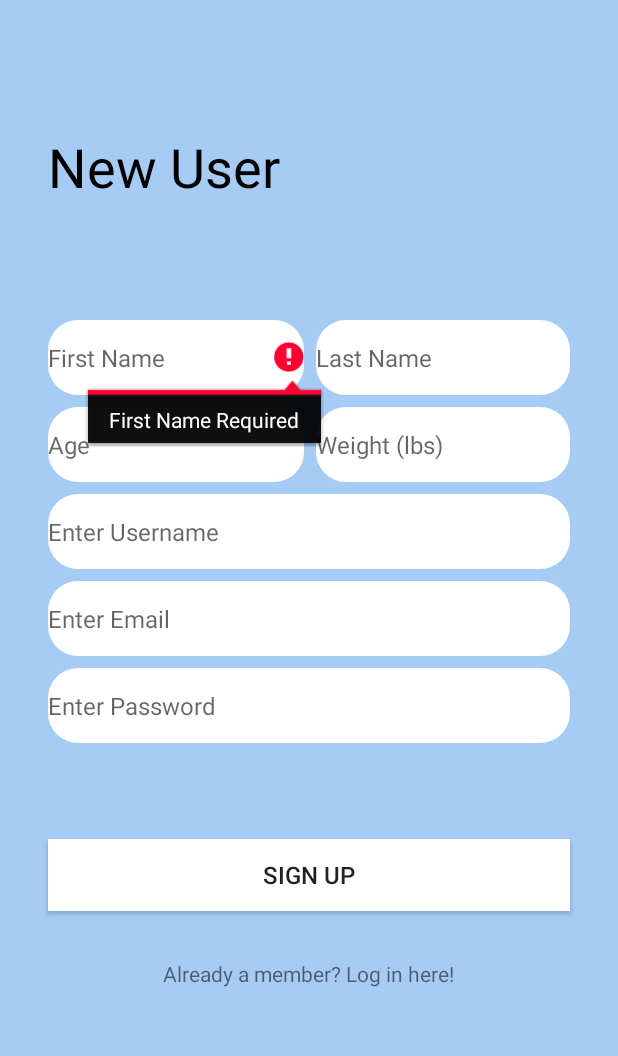
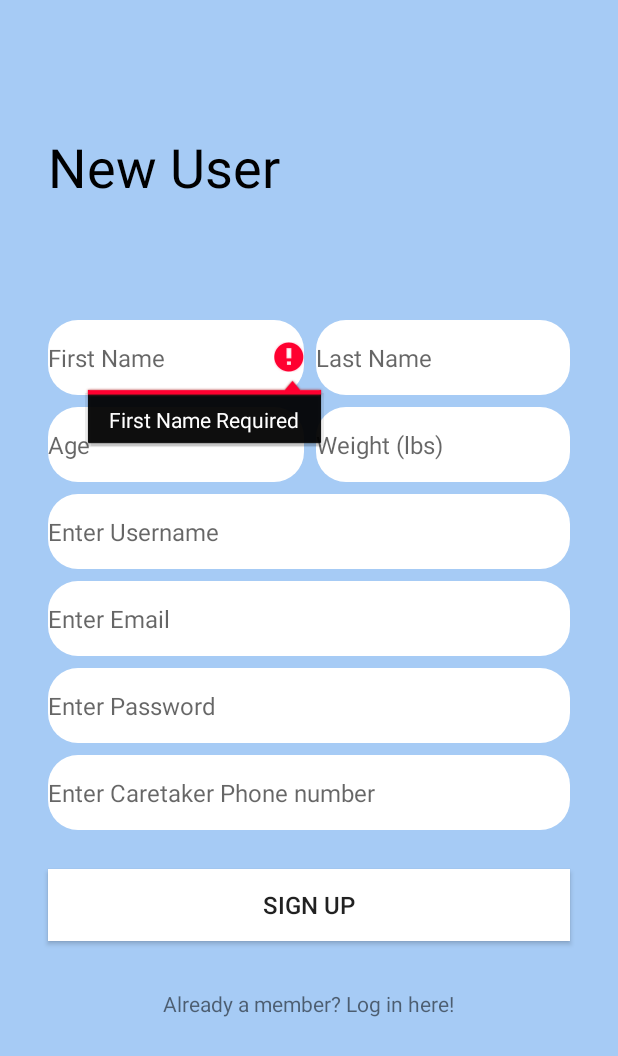
Before and after one commit to jando16407/SoftwareDev_Mobile_Devices, an Android app: the screen it shows after launch (MainActivity), after a tap on "SIGN UP", on a phone screen of 412 x 824 dp. Shown: the top 1056 px of the screen. Run offline under Robolectric (Android 15) with nearby library versions, the phone set to English and light mode, and no system bars; our stand-ins replace Firebase (no records; nobody signed in at launch, a user with empty details on screens opened directly).

Commit message:
caretaker_phonenumber

```diff
--- a/Fitness_App/app/build.gradle
+++ b/Fitness_App/app/build.gradle
@@ -37,4 +37,5 @@ dependencies {
     implementation 'com.google.firebase:firebase-auth:17.0.0'
     implementation 'com.google.android.gms:play-services-auth:16.0.1'
     implementation 'com.google.firebase:firebase-database:17.0.0'
+    implementation 'androidx.annotation:annotation:1.1.0'
 }
--- a/Fitness_App/app/src/main/java/com/jando/fitness_app/AccountSettingsActivity.java
+++ b/Fitness_App/app/src/main/java/com/jando/fitness_app/AccountSettingsActivity.java
@@ -40,7 +40,7 @@ public class AccountSettingsActivity extends AppCompatActivity {
     private DatabaseReference usersRef;
     private Button buttonEmail;
     private Button buttonPassword;
-    final User userInfo = new User("", "", "", "", "");
+    final User userInfo = new User("", "", "", "", "", "");
     FirebaseUser user = null;
 
     /** What happens when activity is started */
--- a/Fitness_App/app/src/main/java/com/jando/fitness_app/ElderMapLocation.java
+++ b/Fitness_App/app/src/main/java/com/jando/fitness_app/ElderMapLocation.java
@@ -4,7 +4,6 @@ import android.location.LocationListener;
 import android.location.LocationManager;
 import android.os.Bundle;
 
-import androidx.annotation.NonNull;
 import androidx.fragment.app.FragmentActivity;
 
 import com.google.android.gms.auth.api.signin.GoogleSignIn;
--- a/Fitness_App/app/src/main/java/com/jando/fitness_app/MainActivity.java
+++ b/Fitness_App/app/src/main/java/com/jando/fitness_app/MainActivity.java
@@ -3,8 +3,6 @@ package com.jando.fitness_app;
 import android.app.ProgressDialog;
 import android.content.Context;
 import android.content.Intent;
-import androidx.annotation.NonNull;
-import androidx.appcompat.app.AppCompatActivity;
 import android.os.Bundle;
 import android.text.TextUtils;
 import android.util.Patterns;
@@ -16,17 +14,19 @@ import android.widget.EditText;
 import android.widget.TextView;
 import android.widget.Toast;
 
-import com.google.firebase.database.DataSnapshot;
-import com.google.firebase.database.DatabaseError;
-import com.google.firebase.database.ValueEventListener;
-import com.jando.fitness_app.Model.User;
+import androidx.appcompat.app.AppCompatActivity;
+
 import com.google.android.gms.tasks.OnCompleteListener;
 import com.google.android.gms.tasks.Task;
 import com.google.firebase.auth.AuthResult;
 import com.google.firebase.auth.FirebaseAuth;
 import com.google.firebase.auth.FirebaseUser;
+import com.google.firebase.database.DataSnapshot;
+import com.google.firebase.database.DatabaseError;
 import com.google.firebase.database.DatabaseReference;
 import com.google.firebase.database.FirebaseDatabase;
+import com.google.firebase.database.ValueEventListener;
+import com.jando.fitness_app.Model.User;
 
 public class MainActivity extends AppCompatActivity {
 
@@ -39,6 +39,7 @@ public class MainActivity extends AppCompatActivity {
     private EditText editTextUsername;
     private EditText editTextEmail;
     private EditText editTextPassword;
+    private EditText editTextCaretakerPhone;
 
     private TextView textViewSignin;
 
@@ -73,6 +74,7 @@ public class MainActivity extends AppCompatActivity {
         editTextUsername = findViewById(R.id.editTextUsername);
         editTextEmail = findViewById(R.id.editTextEmail);
         editTextPassword = findViewById(R.id.editTextInputPassword);
+        editTextCaretakerPhone = findViewById(R.id.editTextCaretakerPhone);
 
         textViewSignin = findViewById(R.id.textViewSignUp);
 
@@ -99,7 +101,8 @@ public class MainActivity extends AppCompatActivity {
                             editTextFirstName.getText().toString(),
                             editTextLastName.getText().toString(),
                             editTextAge.getText().toString(),
-                            editTextWeight.getText().toString());
+                            editTextWeight.getText().toString(),
+                            editTextCaretakerPhone.getText().toString());
 
                     //Stores User object inside database using email as label
                     usersRef.addListenerForSingleValueEvent(new ValueEventListener() {
@@ -153,13 +156,15 @@ public class MainActivity extends AppCompatActivity {
         //String username = editTextUsername.getText().toString().trim();
         String email = editTextEmail.getText().toString().trim();
         String password = editTextPassword.getText().toString().trim();
+        String CaretakerPhonenumber = editTextCaretakerPhone.getText().toString().trim();
 
         //Gets all information to be stored in database
         final User user = new User(editTextEmail.getText().toString(),
                 editTextFirstName.getText().toString(),
                 editTextLastName.getText().toString(),
                 editTextAge.getText().toString(),
-                editTextWeight.getText().toString());
+                editTextWeight.getText().toString(),
+                editTextCaretakerPhone.getText().toString());
 
         //Errors if any field is incorrectly filled out
         if (TextUtils.isEmpty(firstname)) {
@@ -202,6 +207,11 @@ public class MainActivity extends AppCompatActivity {
         if (TextUtils.isEmpty(password) || password.length() < 6) {
             editTextPassword.setError("Password must be 6 characters long");
             editTextPassword.requestFocus();
+            return;
+        }
+        if (TextUtils.isEmpty(CaretakerPhonenumber)) {
+            editTextCaretakerPhone.setError("Phone number Required");
+            editTextCaretakerPhone.requestFocus();
             return;
         }
 
--- a/Fitness_App/app/src/main/java/com/jando/fitness_app/Model/User.java
+++ b/Fitness_App/app/src/main/java/com/jando/fitness_app/Model/User.java
@@ -2,20 +2,21 @@ package com.jando.fitness_app.Model;
 
 public class User {
 
-    private String email, firstname, lastname, age, weight;
+    private String email, firstname, lastname, age, weight, CaretakerPhonenumber;
 
     public User() {
 
     }
 
     public User( String email, String firstname,
-                String lastname, String age, String weight) {
+                String lastname, String age, String weight, String CaretakerPhonenumber) {
         //this.username = username;
         this.email = email;
         this.firstname = firstname;
         this.lastname = lastname;
         this.age = age;
         this.weight = weight;
+        this.CaretakerPhonenumber = CaretakerPhonenumber;
     }
 
     /*public String getUsername() {
@@ -55,4 +56,12 @@ public class User {
     public void setWeight(String input) {
             this.weight = input;
     }
+
+    public String getCaretakerPhonenumber() {
+        return CaretakerPhonenumber;
+    }
+    public void setCaretakerPhonenumber(String input) {
+        this.CaretakerPhonenumber = input;
+    }
+
 }
--- /dev/null
+++ b/Fitness_App/app/src/main/java/com/jando/fitness_app/NonNull.java
@@ -0,0 +1,4 @@
+package com.jando.fitness_app;
+
+@interface NonNull {
+}
--- a/Fitness_App/app/src/main/java/com/jando/fitness_app/UserSettingsActivity.java
+++ b/Fitness_App/app/src/main/java/com/jando/fitness_app/UserSettingsActivity.java
@@ -1,7 +1,5 @@
 package com.jando.fitness_app;
 
-import androidx.annotation.NonNull;
-import androidx.appcompat.app.AppCompatActivity;
 import android.os.Bundle;
 import android.text.TextUtils;
 import android.view.MenuItem;
@@ -9,6 +7,8 @@ import android.view.View;
 import android.widget.Button;
 import android.widget.TextView;
 import android.widget.Toast;
+
+import androidx.appcompat.app.AppCompatActivity;
 
 import com.google.android.gms.auth.api.signin.GoogleSignInClient;
 import com.google.android.gms.common.api.GoogleApiClient;
@@ -37,7 +37,7 @@ public class UserSettingsActivity extends AppCompatActivity {
     private Button buttonWeight;
     private Button buttonFirstName;
     private Button buttonLastName;
-    final User userInfo = new User("", "", "", "", "");
+    final User userInfo = new User("", "", "", "", "", "");
     FirebaseUser user = null;
 
     /** What happens when activity is started */
--- a/Fitness_App/app/src/main/res/layout/activity_main.xml
+++ b/Fitness_App/app/src/main/res/layout/activity_main.xml
@@ -7,13 +7,36 @@
     android:background="@color/colorBackgroundPrimary"
     tools:context=".MainActivity" >
 
+    <EditText
+        android:id="@+id/editTextCaretakerPhone"
+        android:layout_width="0dp"
+        android:layout_height="50dp"
+        android:layout_marginStart="32dp"
+        android:layout_marginLeft="32dp"
+        android:layout_marginTop="8dp"
+        android:layout_marginEnd="32dp"
+        android:layout_marginRight="32dp"
+        android:layout_marginBottom="8dp"
+        android:background="@drawable/edit_round"
+        android:ems="10"
+        android:hint="Enter Caretaker Phone number"
+        android:inputType="number"
+        android:nextFocusDown="@+id/editTextWeight"
+        android:textSize="16sp"
+        app:layout_constraintBottom_toBottomOf="parent"
+        app:layout_constraintEnd_toEndOf="parent"
+        app:layout_constraintHorizontal_bias="0.0"
+        app:layout_constraintStart_toStartOf="parent"
+        app:layout_constraintTop_toBottomOf="@+id/editTextInputPassword"
+        app:layout_constraintVertical_bias="0.0" />
+
     <Button
         android:id="@+id/buttonSignin"
         android:layout_width="0dp"
         android:layout_height="wrap_content"
         android:layout_marginStart="32dp"
         android:layout_marginLeft="32dp"
-        android:layout_marginTop="64dp"
+        android:layout_marginTop="84dp"
         android:layout_marginEnd="32dp"
         android:layout_marginRight="32dp"
         android:background="@color/colorWhite"
```
Also changed, not shown: Fitness_App/app/src/main/java/com/jando/fitness_app/AccountFragment.java (+44 -8 lines).
